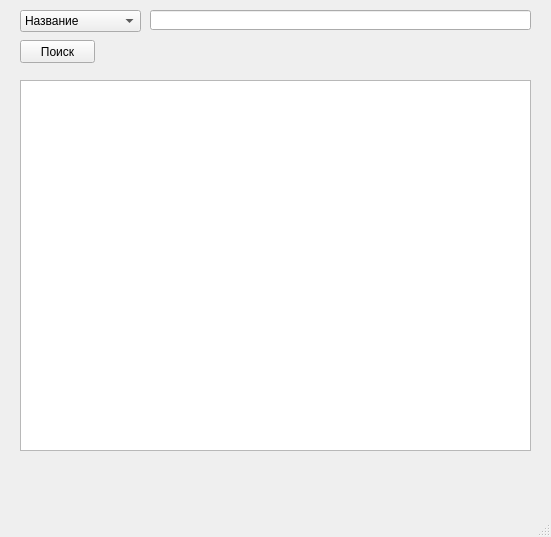
Qt form untitled.ui (zhbuni/library-subscription) before a commit.
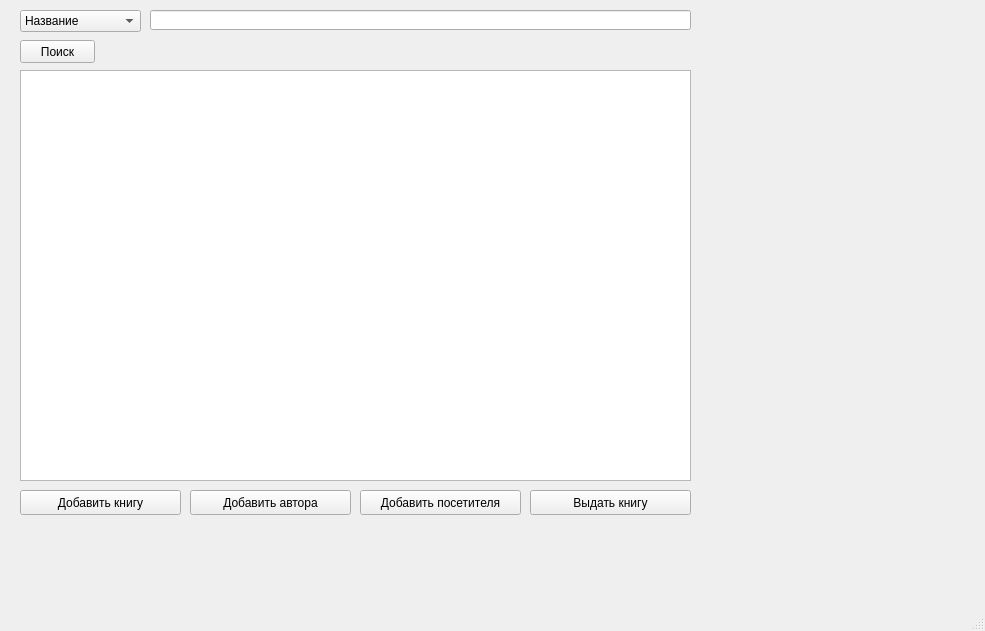
The same form after that commit.

```diff
--- a/untitled.ui
+++ b/untitled.ui
@@ -6,8 +6,8 @@
    <rect>
     <x>0</x>
     <y>0</y>
-    <width>551</width>
-    <height>537</height>
+    <width>985</width>
+    <height>631</height>
    </rect>
   </property>
   <property name="windowTitle">
@@ -66,8 +66,8 @@
     <property name="geometry">
      <rect>
       <x>20</x>
-      <y>470</y>
-      <width>511</width>
+      <y>530</y>
+      <width>701</width>
       <height>16</height>
      </rect>
     </property>
@@ -80,21 +80,73 @@
      <rect>
       <x>150</x>
       <y>10</y>
-      <width>381</width>
+      <width>541</width>
       <height>20</height>
      </rect>
     </property>
    </widget>
-   <widget class="QListWidget" name="listWidget">
+   <widget class="QTableWidget" name="tableWidget">
     <property name="geometry">
      <rect>
       <x>20</x>
-      <y>80</y>
-      <width>511</width>
-      <height>371</height>
+      <y>70</y>
+      <width>671</width>
+      <height>411</height>
      </rect>
     </property>
    </widget>
+   <widget class="QPushButton" name="addBookButton">
+    <property name="geometry">
+     <rect>
+      <x>20</x>
+      <y>490</y>
+      <width>161</width>
+      <height>25</height>
+     </rect>
+    </property>
+    <property name="text">
+     <string>Добавить книгу</string>
+    </property>
+   </widget>
+   <widget class="QPushButton" name="addAuthorButton">
+    <property name="geometry">
+     <rect>
+      <x>190</x>
+      <y>490</y>
+      <width>161</width>
+      <height>25</height>
+     </rect>
+    </property>
+    <property name="text">
+     <string>Добавить автора</string>
+    </property>
+   </widget>
+   <widget class="QPushButton" name="addVisitorButton">
+    <property name="geometry">
+     <rect>
+      <x>360</x>
+      <y>490</y>
+      <width>161</width>
+      <height>25</height>
+     </rect>
+    </property>
+    <property name="text">
+     <string>Добавить посетителя</string>
+    </property>
+   </widget>
+   <widget class="QPushButton" name="GiveOutBookButton">
+    <property name="geometry">
+     <rect>
+      <x>530</x>
+      <y>490</y>
+      <width>161</width>
+      <height>25</height>
+     </rect>
+    </property>
+    <property name="text">
+     <string>Выдать книгу</string>
+    </property>
+   </widget>
   </widget>
   <widget class="QMenuBar" name="menubar">
    <property name="geometry">
```
Left out of the diff: 4 changed lines with no effect on the pictures.
